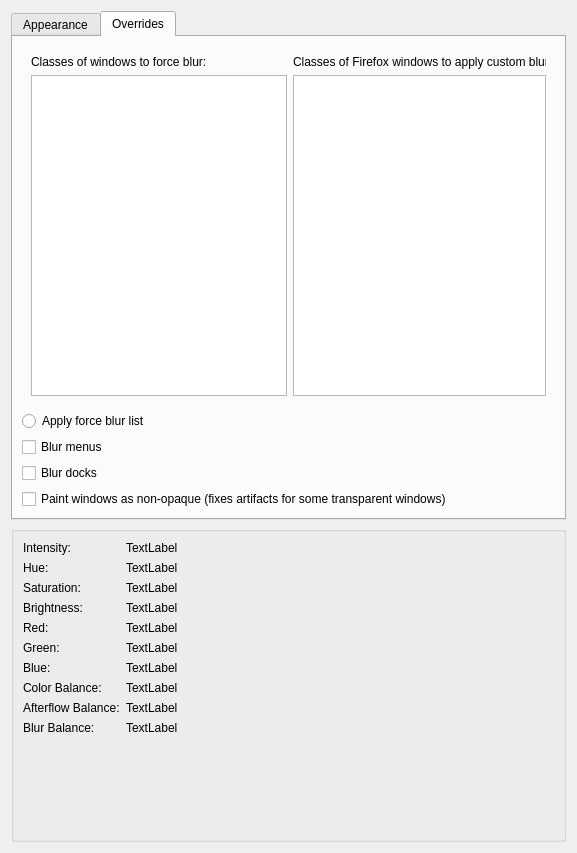
The window that kwin/effects_cpp/kde-effects-aeroglassblur/src/kcm/blur_config.ui (aeroshell-desktop/aerothemeplasma) describes before a commit, drawn with Qt 5.
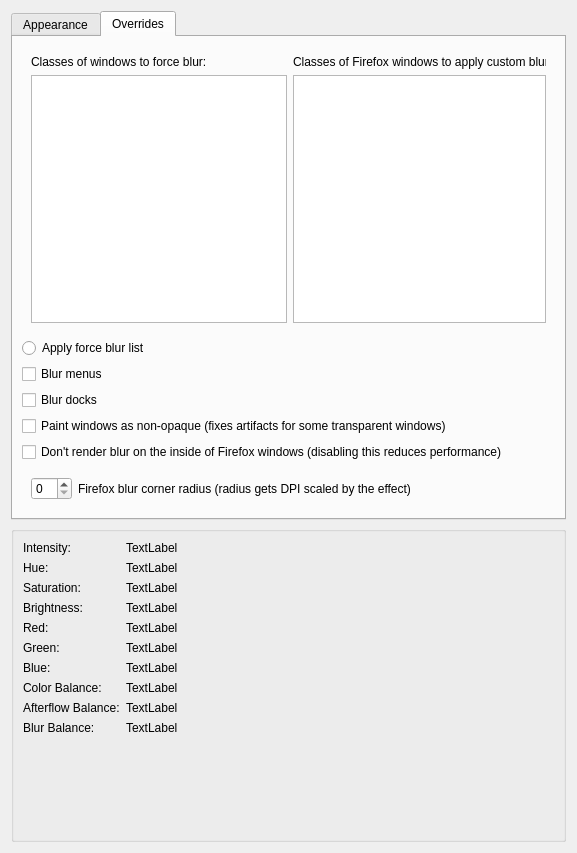
The same window after the commit. The open tabs and pages were chosen to show the change. Icons and pictures are not drawn.

Commit message:
Rework Firefox blur region rendering in AeroGlassBlur
Hopefully fixes #57

```diff
--- a/kwin/effects_cpp/kde-effects-aeroglassblur/src/kcm/blur_config.ui
+++ b/kwin/effects_cpp/kde-effects-aeroglassblur/src/kcm/blur_config.ui
@@ -392,6 +392,36 @@
          </property>
         </widget>
        </item>
+       <item>
+        <widget class="QCheckBox" name="kcfg_FirefoxHollowRegion">
+         <property name="text">
+          <string>Don't render blur on the inside of Firefox windows (disabling this reduces performance)</string>
+         </property>
+        </widget>
+       </item>
+       <item>
+        <widget class="QWidget" name="widget_3" native="true">
+         <layout class="QHBoxLayout" name="horizontalLayout_4">
+          <item>
+           <widget class="QSpinBox" name="kcfg_FirefoxCornerRadius">
+            <property name="sizePolicy">
+             <sizepolicy hsizetype="Maximum" vsizetype="Fixed">
+              <horstretch>0</horstretch>
+              <verstretch>0</verstretch>
+             </sizepolicy>
+            </property>
+           </widget>
+          </item>
+          <item>
+           <widget class="QLabel" name="label_4">
+            <property name="text">
+             <string>Firefox blur corner radius (radius gets DPI scaled by the effect)</string>
+            </property>
+           </widget>
+          </item>
+         </layout>
+        </widget>
+       </item>
       </layout>
      </widget>
     </widget>
```
Left out of the diff: 2 changed lines with no effect on the pictures. The commit also changes 5 other files.
